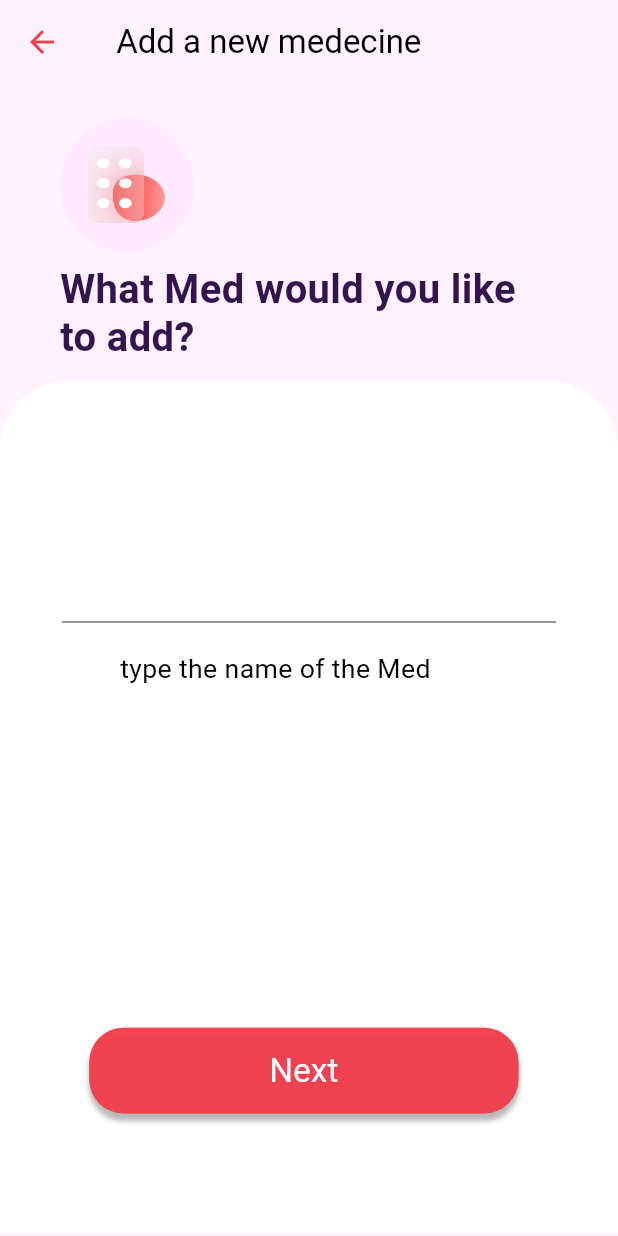
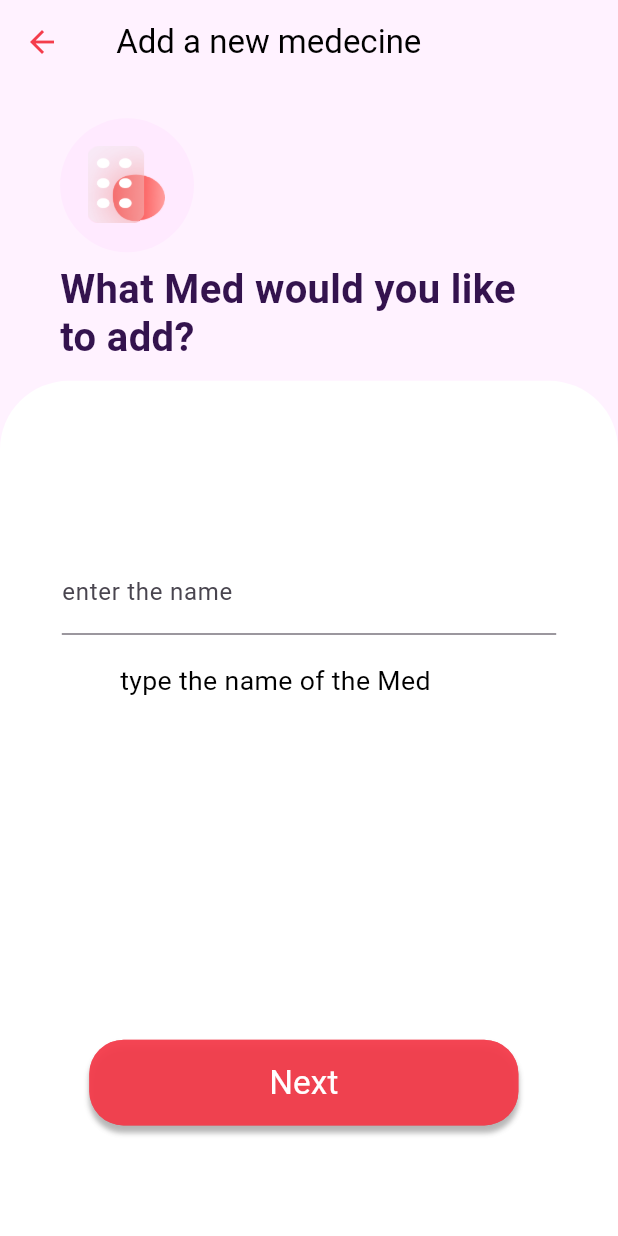
Before and after one commit to Alaeddineath/dawini, a Flutter app: the screen it shows after launch, after a tap on "Add new Med", on a phone screen of 412 x 824 dp. Run offline on Flutter 3.47's test engine with Material 3 defaults, Android fonts, the light colour scheme and no system bars; our stand-ins replace google_fonts.

Commit message:
stateful widgets with medecine class

```diff
--- a/lib/main.dart
+++ b/lib/main.dart
@@ -1,3 +1,5 @@
+import 'package:dawini/utils.dart';
+import 'package:flutter/material.dart';
 import 'package:dawini/screens/home-page.dart';
 import 'package:dawini/screens/add-form.dart';
 import 'package:dawini/screens/add-frequency.dart';
@@ -9,8 +11,7 @@ import 'package:dawini/screens/empty-medecines-list.dart';
 import 'package:dawini/screens/medecine-info.dart';
 import 'package:dawini/screens/notification.dart';
 import 'package:dawini/screens/specify-schedule.dart';
-import 'package:dawini/utils.dart';
-import 'package:flutter/material.dart';
+import 'medecine.dart';
 
 void main() => runApp(const Dawini());
 
@@ -28,9 +29,9 @@ class Dawini extends StatelessWidget {
       ),
       initialRoute: '/home-page',
       routes: {
-        '/add-form': (context) => AddForm(),
+        '/add-form': (context) => AddForm(medecine: Medecine()),
         '/add-frequency': (context) => AddFrequency(),
-        '/add-name': (context) => AddName(),
+        '/add-name': (context) => AddName(medecine: Medecine()),
         '/add-schedule': (context) => AddSchedule(),
         '/add-time': (context) => AddTime(),
         '/empty-medecines-list': (context) => EmptyMedecinesList(),
--- /dev/null
+++ b/lib/medecine.dart
@@ -0,0 +1,13 @@
+class Medecine {
+  String name;
+  String form;
+  String frequency;
+  String time;
+  int dosage;
+  Medecine(
+      {this.name = '',
+      this.form = '',
+      this.frequency = '',
+      this.time = '',
+      this.dosage = 0});
+}
--- a/lib/screens/add-frequency.dart
+++ b/lib/screens/add-frequency.dart
@@ -1,5 +1,5 @@
 import 'package:flutter/material.dart';
-
+import '../medecine.dart';
 class AddFrequency extends StatelessWidget {
   @override
   Widget build(BuildContext context) {
--- a/lib/screens/add-name-.dart
+++ b/lib/screens/add-name-.dart
@@ -1,6 +1,24 @@
 import 'package:flutter/material.dart';
+import '../medecine.dart';
 
-class AddName extends StatelessWidget {
+class AddName extends StatefulWidget {
+  final Medecine medecine;
+
+  AddName({required this.medecine});
+
+  @override
+  _AddNameState createState() => _AddNameState();
+}
+
+class _AddNameState extends State<AddName> {
+  late TextEditingController nameController;
+
+  @override
+  void initState() {
+    super.initState();
+    nameController = TextEditingController();
+  }
+
   @override
   Widget build(BuildContext context) {
     double baseWidth = 360;
@@ -115,8 +133,8 @@ class AddName extends StatelessWidget {
                   crossAxisAlignment: CrossAxisAlignment.center,
                   children: [
                     TextField(
-                      decoration: InputDecoration(
-                      ),
+                      controller: nameController,
+                      decoration: const InputDecoration(labelText: 'enter the name'),
                     ),
                     SizedBox(height: 20),
                     Container(
@@ -153,7 +171,8 @@ class AddName extends StatelessWidget {
                       ),
                       child: ElevatedButton(
                         onPressed: () {
-                          Navigator.pushNamed(context, '/add-form');
+                          widget.medecine.name = nameController.text;
+                          Navigator.pushNamed(context, '/add-form', arguments: widget.medecine);
                         },
                         style: ElevatedButton.styleFrom(
                           padding: EdgeInsets.symmetric(
--- a/lib/screens/add-schedule.dart
+++ b/lib/screens/add-schedule.dart
@@ -1,5 +1,5 @@
 import 'package:flutter/material.dart';
-
+import '../medecine.dart';
 class AddSchedule extends StatelessWidget {
   @override
   Widget build(BuildContext context) {
--- a/lib/screens/add-time.dart
+++ b/lib/screens/add-time.dart
@@ -1,5 +1,5 @@
 import 'package:flutter/material.dart';
-
+import '../medecine.dart';
 class AddTime extends StatelessWidget {
   @override
   Widget build(BuildContext context) {
--- a/lib/screens/empty-medecines-list.dart
+++ b/lib/screens/empty-medecines-list.dart
@@ -1,6 +1,5 @@
-
 import 'package:flutter/material.dart';
-
+import '../medecine.dart';
 class EmptyMedecinesList extends StatelessWidget {
   @override
   Widget build(BuildContext context) {
--- a/lib/screens/home-page.dart
+++ b/lib/screens/home-page.dart
@@ -1,13 +1,28 @@
 import 'package:dawini/utils.dart';
 import 'package:flutter/material.dart';
+import '../medecine.dart';
 
-class HomePage extends StatelessWidget {
+class HomePage extends StatefulWidget {
+  @override
+  _HomePageState createState() => _HomePageState();
+}
+
+class _HomePageState extends State<HomePage> {
+  late Medecine medecine;
+
+  @override
+  void initState() {
+    super.initState();
+    medecine = Medecine(name: '', form: '', frequency: '', time: '', dosage: 0);
+  }
+
   @override
   Widget build(BuildContext context) {
     double baseWidth = 360;
     double fem = MediaQuery.of(context).size.width / baseWidth;
     double ffem = fem * 0.97;
-    return Container(
+    return Scaffold(
+        body: Container(
       width: double.infinity,
       child: Container(
         // homepageAig (1:3)
@@ -105,7 +120,7 @@ class HomePage extends StatelessWidget {
               ),
               ElevatedButton(
                 onPressed: () {
-                  Navigator.pushNamed(context, '/add-name');
+                  Navigator.pushNamed(context, '/add-name',arguments: medecine);
                 },
                 style: ElevatedButton.styleFrom(
                   padding: EdgeInsets.symmetric(vertical: 15, horizontal: 20),
@@ -156,6 +171,6 @@ class HomePage extends StatelessWidget {
           ),
         ),
       ),
-    );
+    ));
   }
 }
--- a/lib/screens/medecine-info.dart
+++ b/lib/screens/medecine-info.dart
@@ -1,5 +1,5 @@
 import 'package:flutter/material.dart';
-
+import '../medecine.dart';
 class MedecineInfo extends StatelessWidget {
   @override
   Widget build(BuildContext context) {
--- a/lib/screens/medecines-list.dart
+++ b/lib/screens/medecines-list.dart
@@ -1,4 +1,5 @@
 import 'package:flutter/material.dart';
+import '../medecine.dart';
 
 class MedecinesList extends StatelessWidget {
   @override
--- a/lib/screens/notification.dart
+++ b/lib/screens/notification.dart
@@ -1,4 +1,5 @@
 import 'package:flutter/material.dart';
+import '../medecine.dart';
 
 class Notifications extends StatelessWidget {
   @override
--- a/lib/screens/specify-schedule.dart
+++ b/lib/screens/specify-schedule.dart
@@ -1,5 +1,5 @@
 import 'package:flutter/material.dart';
-
+import '../medecine.dart';
 class SpecifySchedule extends StatelessWidget {
   @override
   Widget build(BuildContext context) {
```
Also changed, not shown: lib/screens/add-form.dart (+45 -7 lines).
